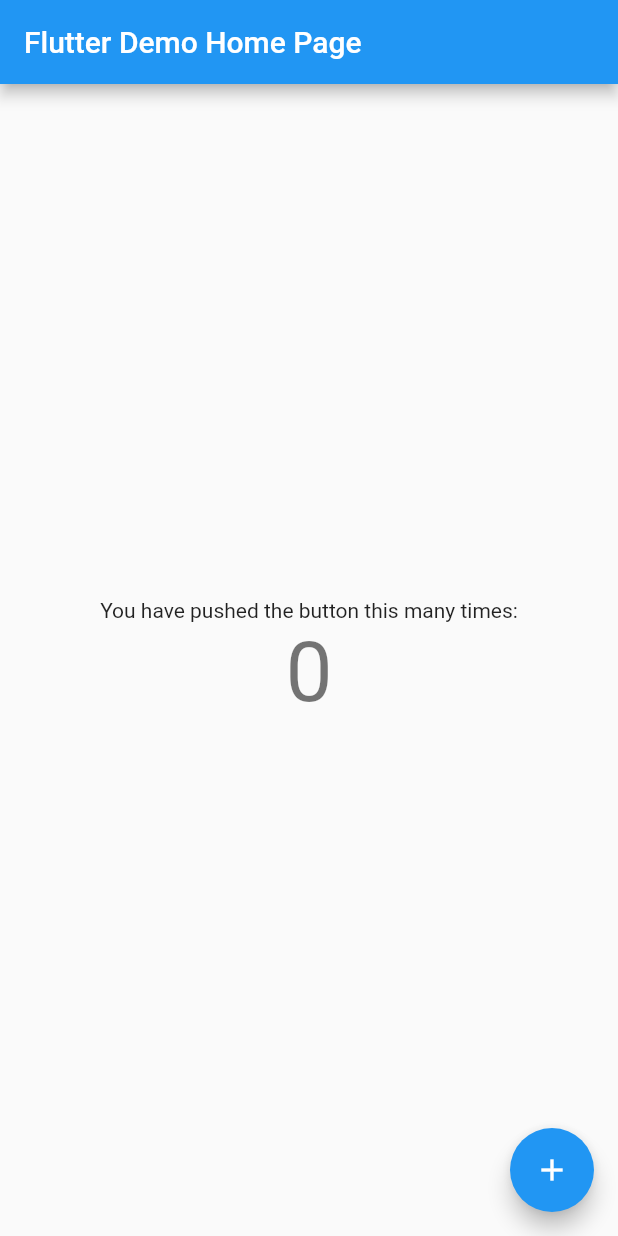
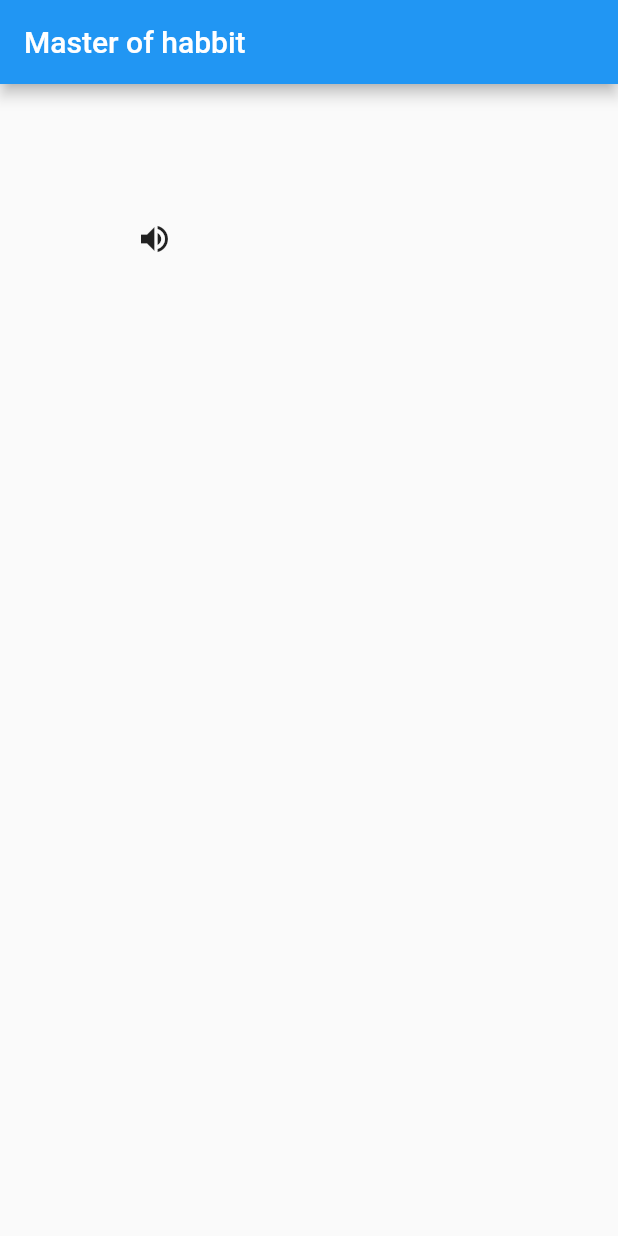
Before and after one commit to ciakarellas/Flutter_Habit_App, a Flutter app: the screen it shows after launch, on a phone screen of 412 x 824 dp. Run offline on Flutter 3.47's test engine with Material 2 defaults, Android fonts, the phone set to English and light mode, and no system bars.

Commit message:
Add new view for habbit btn.

```diff
--- a/lib/main.dart
+++ b/lib/main.dart
@@ -11,7 +11,12 @@ class MyApp extends StatelessWidget {
       theme: ThemeData(
         primarySwatch: Colors.blue,
       ),
-      home: MyHomePage(title: 'Flutter Demo Home Page'),
+      home: Scaffold(
+        appBar: AppBar(
+          title: Text('Master of habbit'),
+        ),
+        body: Habit(),
+      ),
     );
   }
 }
--- a/lib/src/habit.dart
+++ b/lib/src/habit.dart
@@ -1,86 +1,32 @@
 import 'package:flutter/material.dart';
 
-class MyHomePage extends StatefulWidget {
-  MyHomePage({Key key, this.title}) : super(key: key);
+class Habit extends StatefulWidget {
+  @override
+    FirstHabbit createState() => FirstHabbit();
 
-  // This widget is the home page of your application. It is stateful, meaning
-  // that it has a State object (defined below) that contains fields that affect
-  // how it looks.
-
-  // This class is the configuration for the state. It holds the values (in this
-  // case the title) provided by the parent (in this case the App widget) and
-  // used by the build method of the State. Fields in a Widget subclass are
-  // always marked "final".
-
-  final String title;
-
-  @override
-  _MyHomePageState createState() => _MyHomePageState();
 }
 
-class _MyHomePageState extends State<MyHomePage> {
-  int _counter = 0;
-
-  void _incrementCounter() {
-    setState(() {
-      // This call to setState tells the Flutter framework that something has
-      // changed in this State, which causes it to rerun the build method below
-      // so that the display can reflect the updated values. If we changed
-      // _counter without calling setState(), then the build method would not be
-      // called again, and so nothing would appear to happen.
-      _counter++;
-    });
-  }
-
+class FirstHabbit extends State<Habit> {
   @override
     Widget build(BuildContext context) {
-    // This method is rerun every time setState is called, for instance as done
-    // by the _incrementCounter method above.
-    //
-    // The Flutter framework has been optimized to make rerunning build methods
-    // fast, so that you can just rebuild anything that needs updating rather
-    // than having to individually change instances of widgets.
-    return Scaffold(
-      appBar: AppBar(
-        // Here we take the value from the MyHomePage object that was created by
-        // the App.build method, and use it to set our appbar title.
-        title: Text(widget.title),
-      ),
-      body: Center(
-        // Center is a layout widget. It takes a single child and positions it
-        // in the middle of the parent.
-        child: Column(
-          // Column is also layout widget. It takes a list of children and
-          // arranges them vertically. By default, it sizes itself to fit its
-          // children horizontally, and tries to be as tall as its parent.
-          //
-          // Invoke "debug painting" (press "p" in the console, choose the
-          // "Toggle Debug Paint" action from the Flutter Inspector in Android
-          // Studio, or the "Toggle Debug Paint" command in Visual Studio Code)
-          // to see the wireframe for each widget.
-          //
-          // Column has various properties to control how it sizes itself and
-          // how it positions its children. Here we use mainAxisAlignment to
-          // center the children vertically; the main axis here is the vertical
-          // axis because Columns are vertical (the cross axis would be
-          // horizontal).
-          mainAxisAlignment: MainAxisAlignment.center,
+      return new Container(
+        alignment: Alignment.topCenter,
+        child: GridView.count(
+          crossAxisCount: 2,
           children: <Widget>[
-            Text(
-              'You have pushed the button this many times:',
-            ),
-            Text(
-              '$_counter',
-              style: Theme.of(context).textTheme.display3,
+                Container(
+                  margin: EdgeInsets.all(10),
+                  child: Center(
+
+                    child: IconButton(
+                      icon: Icon(Icons.volume_up),
+                      tooltip: 'Increase volume by 10%',
+                      onPressed: () { },
+                      )
+                  )
                 ),
               ],
           ),
-      ),
-      floatingActionButton: FloatingActionButton(
-        onPressed: _incrementCounter,
-        tooltip: 'Increment',
-        child: Icon(Icons.add),
-      ), // This trailing comma makes auto-formatting nicer for build methods.
        );
     }
 }
```
Also changed, not shown: 1 other file. Lines whose indentation alone changed are shown as unchanged.
